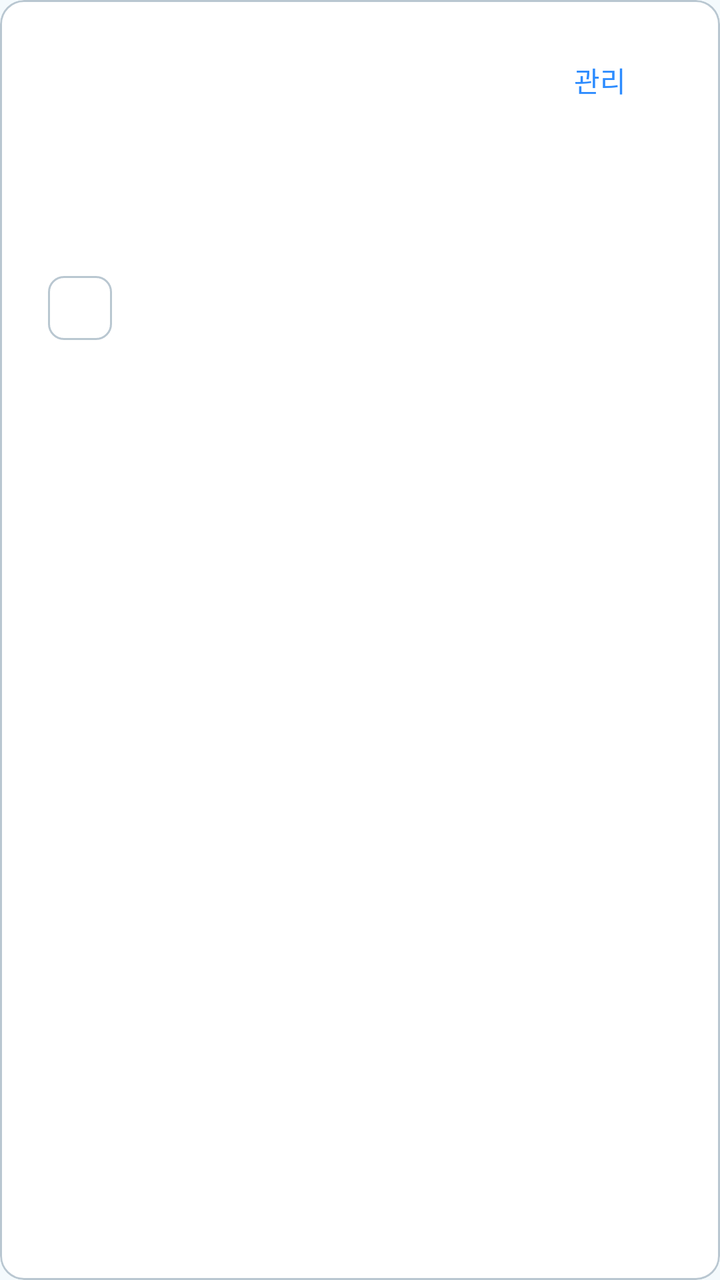
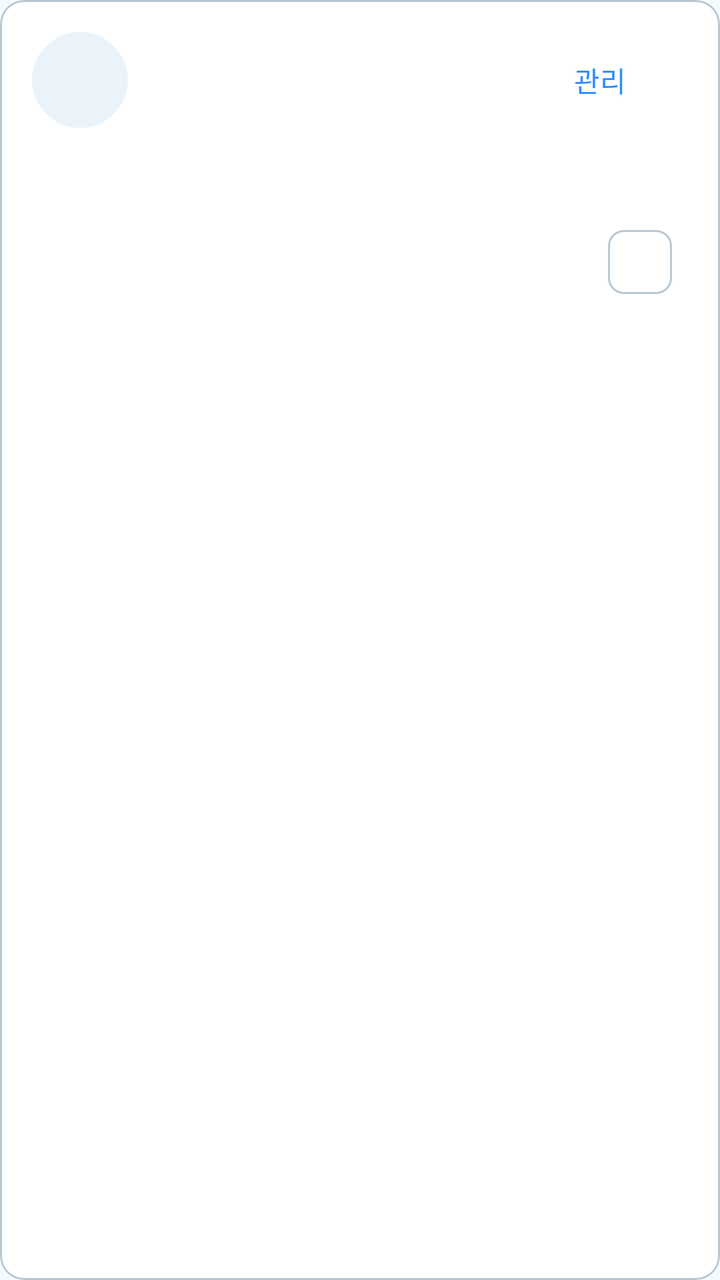

Compare the two renders of this Android layout. The source of the first and the diff that turns it into the second are given below.
<!-- AndroidManifest.xml: application theme Theme.RefrigeratorReminder -->
<!-- res/layout/item_pantry.xml -->
<?xml version="1.0" encoding="utf-8"?>
<com.google.android.material.card.MaterialCardView xmlns:android="http://schemas.android.com/apk/res/android"
    xmlns:app="http://schemas.android.com/apk/res-auto"
    android:layout_width="match_parent"
    android:layout_height="wrap_content"
    android:layout_marginBottom="12dp"
    app:cardBackgroundColor="@color/brand_surface"
    app:strokeColor="@color/brand_outline"
    app:strokeWidth="1dp">

    <LinearLayout
        android:layout_width="match_parent"
        android:layout_height="wrap_content"
        android:orientation="vertical"
        android:padding="16dp">

        <LinearLayout
            android:layout_width="match_parent"
            android:layout_height="wrap_content"
            android:gravity="center_vertical"
            android:orientation="horizontal">

            <LinearLayout
                android:layout_width="0dp"
                android:layout_height="wrap_content"
                android:layout_weight="1"
                android:orientation="vertical">

                <TextView
                    android:id="@+id/text_name"
                    android:layout_width="wrap_content"
                    android:layout_height="wrap_content"
                    android:textAppearance="@style/TextAppearance.Material3.TitleMedium" />

                <TextView
                    android:id="@+id/text_meta"
                    android:layout_width="wrap_content"
                    android:layout_height="wrap_content"
                    android:layout_marginTop="4dp"
                    android:textAppearance="@style/TextAppearance.Material3.BodyMedium" />
            </LinearLayout>

            <com.google.android.material.button.MaterialButton
                android:id="@+id/button_action"
                style="@style/Widget.Material3.Button.TextButton"
                android:layout_width="wrap_content"
                android:layout_height="wrap_content"
                android:text="@string/button_manage" />
        </LinearLayout>

        <TextView
            android:id="@+id/text_expiry"
            android:layout_width="wrap_content"
            android:layout_height="wrap_content"
            android:layout_marginTop="12dp"
            android:textAppearance="@style/TextAppearance.Material3.BodyMedium" />

        <TextView
            android:id="@+id/text_days"
            android:layout_width="wrap_content"
            android:layout_height="wrap_content"
            android:layout_marginTop="4dp"
            android:textAppearance="@style/TextAppearance.Material3.LabelLarge" />

        <com.google.android.material.chip.Chip
            android:id="@+id/chip_status"
            style="@style/Widget.Material3.Chip.Assist"
            android:layout_width="wrap_content"
            android:layout_height="wrap_content"
            android:layout_marginTop="12dp" />
    </LinearLayout>

</com.google.android.material.card.MaterialCardView>
<!-- resources referenced by this layout -->
<resources>
  <color name="brand_outline">#B9C7D1</color>
  <color name="brand_surface">#FFFFFFFF</color>
  <string name="button_manage">관리</string>
  <style name="Theme.RefrigeratorReminder" parent="Theme.Material3.DayNight.NoActionBar">
          <item name="colorPrimary">@color/brand_primary</item>
          <item name="colorOnPrimary">@color/brand_on_primary</item>
          <item name="colorPrimaryContainer">@color/brand_primary_container</item>
          <item name="colorOnPrimaryContainer">@color/brand_on_primary_container</item>
          <item name="colorSecondary">@color/brand_secondary</item>
          <item name="colorOnSurface">@color/brand_on_surface</item>
          <item name="colorOnBackground">@color/brand_on_background</item>
          <item name="colorSurface">@color/brand_surface</item>
          <item name="colorSurfaceVariant">@color/brand_surface_variant</item>
          <item name="colorOutline">@color/brand_outline</item>
          <item name="android:colorBackground">@color/brand_background</item>
          <item name="android:windowBackground">@color/brand_background</item>
          <item name="android:statusBarColor">@color/brand_primary</item>
          <item name="android:navigationBarColor">@color/brand_surface</item>
      </style>
  <color name="brand_primary">#2D8CFF</color>
  <color name="brand_on_primary">#FFFFFFFF</color>
  <color name="brand_primary_container">#DCEFFF</color>
  <color name="brand_on_primary_container">#143A66</color>
  <color name="brand_secondary">#3FBF8F</color>
  <color name="brand_on_surface">#20303A</color>
  <color name="brand_on_background">#20303A</color>
  <color name="brand_surface_variant">#EAF3FA</color>
  <color name="brand_background">#F4FAFD</color>
</resources>

<!-- the commit's change to res/layout/item_pantry.xml (unified diff, before → after) -->
@@ -19,6 +19,21 @@
             android:layout_height="wrap_content"
             android:gravity="center_vertical"
             android:orientation="horizontal">
+
+            <FrameLayout
+                android:id="@+id/layout_ingredient_icon"
+                android:layout_width="48dp"
+                android:layout_height="48dp"
+                android:layout_marginEnd="12dp"
+                android:background="@drawable/bg_ingredient_icon_container"
+                android:padding="10dp">
+
+                <ImageView
+                    android:id="@+id/image_ingredient"
+                    android:layout_width="match_parent"
+                    android:layout_height="match_parent"
+                    android:scaleType="fitCenter" />
+            </FrameLayout>
 
             <LinearLayout
                 android:layout_width="0dp"
@@ -55,19 +70,33 @@
             android:layout_marginTop="12dp"
             android:textAppearance="@style/TextAppearance.Material3.BodyMedium" />
 
-        <TextView
-            android:id="@+id/text_days"
-            android:layout_width="wrap_content"
+        <LinearLayout
+            android:layout_width="match_parent"
             android:layout_height="wrap_content"
-            android:layout_marginTop="4dp"
-            android:textAppearance="@style/TextAppearance.Material3.LabelLarge" />
+            android:layout_marginTop="12dp"
+            android:gravity="center_vertical"
+            android:orientation="horizontal">
 
-        <com.google.android.material.chip.Chip
-            android:id="@+id/chip_status"
-            style="@style/Widget.Material3.Chip.Assist"
-            android:layout_width="wrap_content"
-            android:layout_height="wrap_content"
-            android:layout_marginTop="12dp" />
+            <ImageView
+                android:id="@+id/image_risk"
+                android:layout_width="20dp"
+                android:layout_height="20dp"
+                android:layout_marginEnd="8dp"
+                android:scaleType="fitCenter" />
+
+            <TextView
+                android:id="@+id/text_days"
+                android:layout_width="0dp"
+                android:layout_height="wrap_content"
+                android:layout_weight="1"
+                android:textAppearance="@style/TextAppearance.Material3.LabelLarge" />
+
+            <com.google.android.material.chip.Chip
+                android:id="@+id/chip_status"
+                style="@style/Widget.Material3.Chip.Assist"
+                android:layout_width="wrap_content"
+                android:layout_height="wrap_content" />
+        </LinearLayout>
     </LinearLayout>
 
 </com.google.android.material.card.MaterialCardView>
<!-- resource entries referenced after the edit -->
@@ -2,6 +2,12 @@
 <resources>
   <color name="brand_outline">#B9C7D1</color>
   <color name="brand_surface">#FFFFFFFF</color>
+  <!-- drawable bg_ingredient_icon_container (drawable) -->
+  <?xml version="1.0" encoding="utf-8"?>
+  <shape xmlns:android="http://schemas.android.com/apk/res/android"
+      android:shape="oval">
+      <solid android:color="@color/brand_surface_variant" />
+  </shape>
   <string name="button_manage">관리</string>
   <style name="Theme.RefrigeratorReminder" parent="Theme.Material3.DayNight.NoActionBar">
           <item name="colorPrimary">@color/brand_primary</item>
